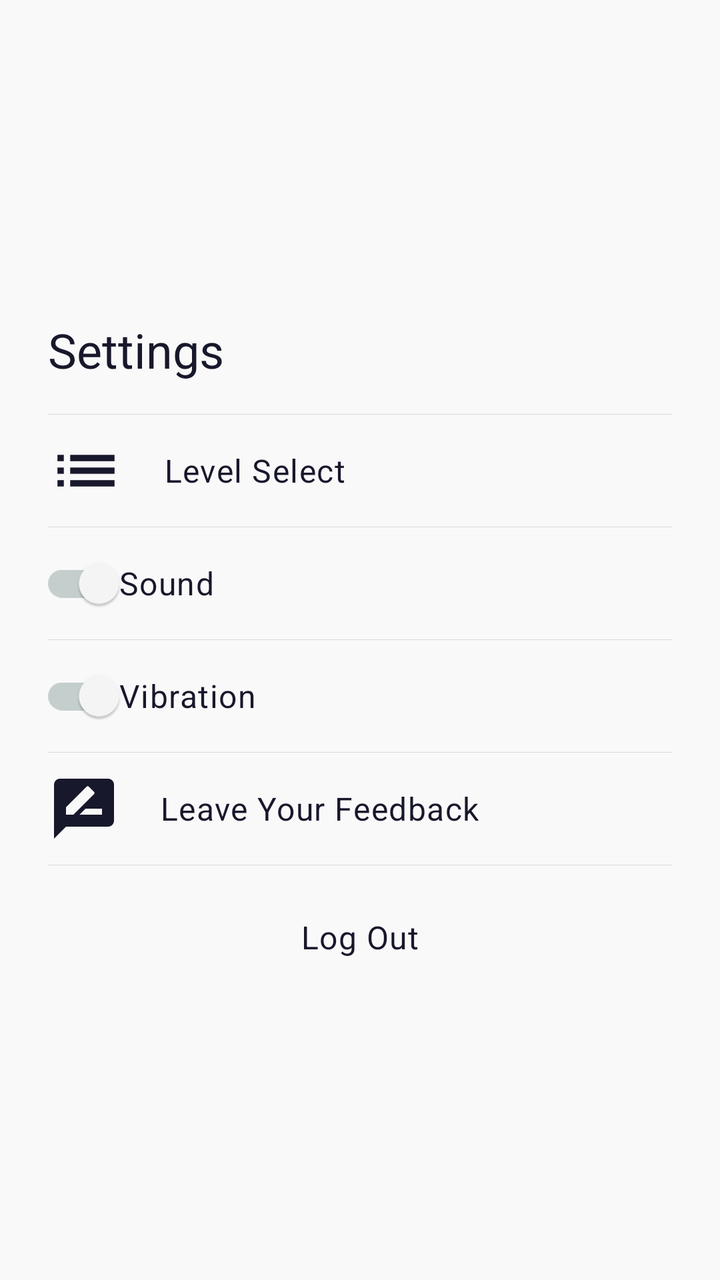
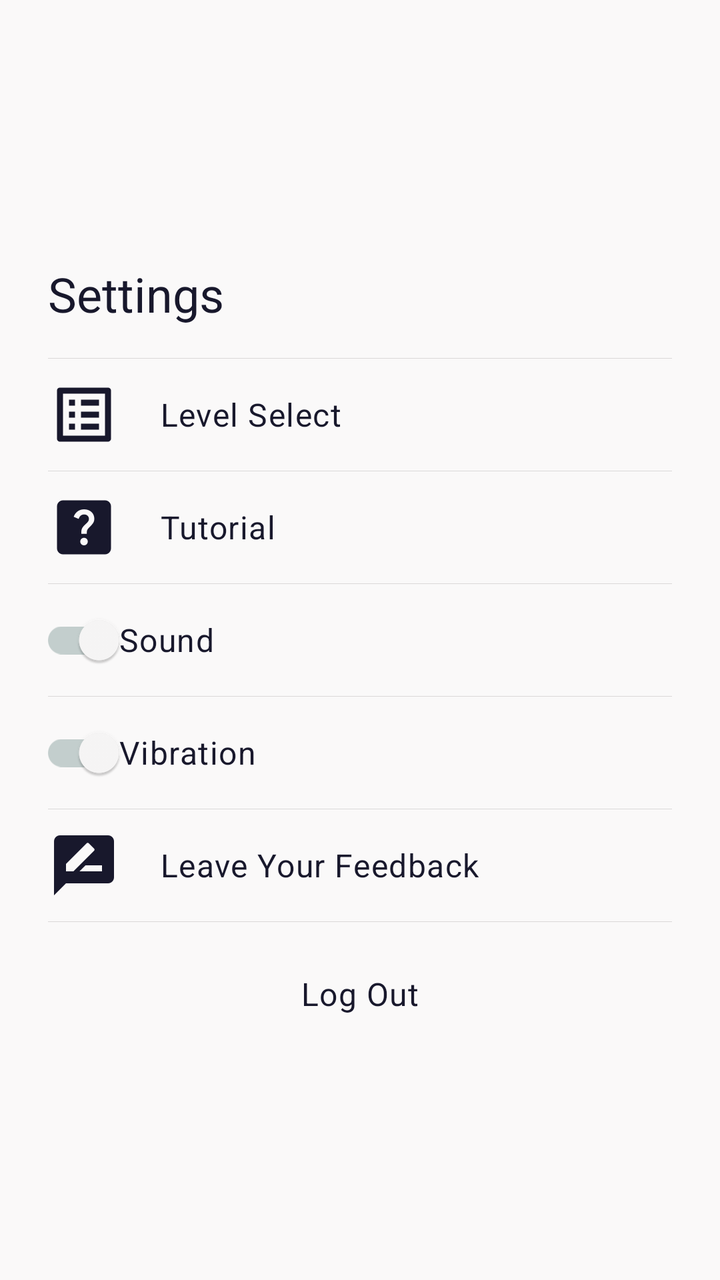

Screens rendered from an Android XML layout before and after an edit, with the pre-edit source and the edit as a unified diff.
<!-- AndroidManifest.xml: application theme Theme.OC -->
<!-- res/layout/settings_fragment.xml -->
<?xml version="1.0" encoding="utf-8"?>
<androidx.appcompat.widget.LinearLayoutCompat xmlns:android="http://schemas.android.com/apk/res/android"
    xmlns:app="http://schemas.android.com/apk/res-auto"
    xmlns:tools="http://schemas.android.com/tools"
    android:layout_width="match_parent"
    android:layout_height="wrap_content"
    android:gravity="center"
    android:orientation="vertical"
    android:paddingVertical="@dimen/default_large_margin"
    app:divider="@drawable/divider"
    app:dividerPadding="@dimen/simple_dialog_left_margin"
    app:showDividers="middle">

    <androidx.appcompat.widget.LinearLayoutCompat
        android:id="@+id/hints_dialog_title"
        android:layout_width="match_parent"
        android:layout_height="@dimen/simple_dialog_header_height"
        android:orientation="horizontal">

        <androidx.appcompat.widget.AppCompatTextView
            android:layout_width="wrap_content"
            android:layout_height="wrap_content"
            android:layout_gravity="center_vertical"
            android:layout_marginStart="@dimen/simple_dialog_left_margin"
            android:text="@string/settings"
            android:textAppearance="@style/TextAppearance.OC.Headline5" />
    </androidx.appcompat.widget.LinearLayoutCompat>

    <androidx.appcompat.widget.LinearLayoutCompat
        android:id="@+id/level_select_button"
        android:layout_width="match_parent"
        android:layout_height="@dimen/simple_dialog_item_height"
        android:layout_margin="@dimen/_2sdp"
        android:background="?android:attr/selectableItemBackground"
        android:clickable="true"
        android:focusable="true"
        android:orientation="horizontal">

        <androidx.appcompat.widget.AppCompatImageView
            android:layout_width="wrap_content"
            android:layout_height="match_parent"
            android:layout_gravity="center_vertical"
            android:layout_marginStart="@dimen/simple_dialog_left_margin"
            android:layout_marginEnd="@dimen/simple_dialog_divider_margin"
            android:contentDescription="@string/level_select"
            android:clickable="false"
            android:src="@drawable/outline_grid_on_black_24"
            app:tint="@color/colorOnPrimary"
            tools:ignore="RtlSymmetry" />

        <androidx.appcompat.widget.AppCompatTextView
            android:layout_width="match_parent"
            android:layout_height="match_parent"
            android:gravity="center_vertical"
            android:clickable="false"
            android:text="@string/level_select"
            android:textAppearance="@style/TextAppearance.OC.Body1" />
    </androidx.appcompat.widget.LinearLayoutCompat>

    <androidx.appcompat.widget.LinearLayoutCompat
        android:id="@+id/sound_button"
        android:layout_width="match_parent"
        android:layout_height="@dimen/simple_dialog_item_height"
        android:layout_margin="@dimen/_2sdp"
        android:background="?android:attr/selectableItemBackground"
        android:clickable="true"
        android:focusable="true"
        android:orientation="horizontal">

        <com.google.android.material.switchmaterial.SwitchMaterial
            android:id="@+id/sound_switch"
            android:layout_width="match_parent"
            android:layout_height="match_parent"
            android:layout_gravity="center_vertical"
            android:layout_marginStart="@dimen/simple_dialog_left_margin"
            android:layout_marginEnd="@dimen/simple_dialog_divider_margin"
            android:layoutDirection="rtl"
            android:text="@string/sound_text"
            android:clickable="false"
            android:textAppearance="@style/TextAppearance.OC.Body1"
            android:textColor="@color/colorOnPrimary" />

    </androidx.appcompat.widget.LinearLayoutCompat>

    <androidx.appcompat.widget.LinearLayoutCompat
        android:id="@+id/vibration_button"
        android:layout_width="match_parent"
        android:layout_height="@dimen/simple_dialog_item_height"
        android:layout_margin="@dimen/_2sdp"
        android:background="?android:attr/selectableItemBackground"
        android:clickable="true"
        android:focusable="true"
        android:orientation="horizontal">

        <com.google.android.material.switchmaterial.SwitchMaterial
            android:id="@+id/vibration_switch"
            android:layout_width="match_parent"
            android:layout_height="match_parent"
            android:layout_gravity="center_vertical"
            android:layout_marginStart="@dimen/simple_dialog_left_margin"
            android:layout_marginEnd="@dimen/simple_dialog_divider_margin"
            android:layoutDirection="rtl"
            android:clickable="false"
            android:text="@string/vibration_text"
            android:textAppearance="@style/TextAppearance.OC.Body1"
            android:textColor="@color/colorOnPrimary" />
    </androidx.appcompat.widget.LinearLayoutCompat>
    <androidx.appcompat.widget.LinearLayoutCompat
        android:id="@+id/rate_game_button"
        android:layout_width="match_parent"
        android:layout_height="@dimen/simple_dialog_item_height"
        android:layout_margin="@dimen/_2sdp"
        android:background="?android:attr/selectableItemBackground"
        android:clickable="true"
        android:focusable="true"
        android:orientation="horizontal">

        <androidx.appcompat.widget.AppCompatImageView
            android:layout_width="wrap_content"
            android:layout_height="match_parent"
            android:layout_gravity="center_vertical"
            android:layout_marginStart="@dimen/simple_dialog_left_margin"
            android:layout_marginEnd="@dimen/simple_dialog_divider_margin"
            android:contentDescription="@string/rate_game"
            android:clickable="false"
            android:src="@drawable/baseline_rate_review_black_36"
            app:tint="@color/colorOnPrimary"
            tools:ignore="RtlSymmetry" />

        <androidx.appcompat.widget.AppCompatTextView
            android:layout_width="match_parent"
            android:layout_height="match_parent"
            android:gravity="center_vertical"
            android:clickable="false"
            android:text="@string/rate_game"
            android:textAppearance="@style/TextAppearance.OC.Body1" />
    </androidx.appcompat.widget.LinearLayoutCompat>
    <androidx.appcompat.widget.LinearLayoutCompat
        android:id="@+id/google_sign_in_out_button"
        android:layout_width="match_parent"
        android:layout_height="@dimen/simple_dialog_item_height"
        android:layout_marginTop="@dimen/default_margin"
        android:gravity="center"
        android:orientation="vertical">

        <com.google.android.gms.common.SignInButton
            android:id="@+id/google_sign_in_button"
            android:visibility="gone"
            android:layout_width="wrap_content"
            android:layout_height="wrap_content"
            android:paddingHorizontal="@dimen/_8sdp"
            android:layout_marginHorizontal="@dimen/simple_dialog_left_margin" />
        <androidx.appcompat.widget.AppCompatTextView
            android:id="@+id/google_sign_out_button"
            android:layout_width="wrap_content"
            android:layout_height="wrap_content"
            android:textAppearance="@style/TextAppearance.OC.Body1"
            android:text="@string/log_out"
            android:layout_marginHorizontal="@dimen/simple_dialog_left_margin" />
    </androidx.appcompat.widget.LinearLayoutCompat>
</androidx.appcompat.widget.LinearLayoutCompat>
<!-- resources referenced by this layout -->
<resources>
  <color name="colorOnPrimary">#18182C</color>
  <dimen name="default_large_margin">@dimen/_16sdp</dimen>
  <dimen name="default_margin">@dimen/_8sdp</dimen>
  <dimen name="simple_dialog_divider_margin">@dimen/_20sdp</dimen>
  <dimen name="simple_dialog_header_height">@dimen/_64sdp</dimen>
  <dimen name="simple_dialog_item_height">@dimen/_48sdp</dimen>
  <dimen name="simple_dialog_left_margin">@dimen/_24sdp</dimen>
  <!-- drawable divider (drawable) -->
  <?xml version="1.0" encoding="utf-8"?>
  <shape xmlns:android="http://schemas.android.com/apk/res/android" >
      <size android:height=".1dp"/>
      <solid android:color="@color/itemDividerColor"/>
  </shape>
  <!-- drawable outline_grid_on_black_24: png bitmap (drawable-hdpi, 754 bytes) -->
  <string name="level_select">Level Select</string>
  <string name="log_out">Log Out</string>
  <string name="rate_game">Leave Your Feedback</string>
  <string name="settings">Settings</string>
  <string name="sound_text">Sound</string>
  <string name="vibration_text">Vibration</string>
  <style name="TextAppearance.OC.Body1" parent="TextAppearance.MaterialComponents.Body1">
          <item name="fontFamily">@font/yantramanav_medium</item>
          <item name="android:textColor">@color/colorOnPrimary</item>
      </style>
  <style name="TextAppearance.OC.Headline5" parent="TextAppearance.MaterialComponents.Headline5">
          <item name="fontFamily">@font/yantramanav_bold</item>
          <item name="android:textColor">@color/colorOnPrimary</item>
      </style>
  <color name="itemDividerColor">#DAD8D8</color>
  <color name="colorPrimary">#89b0ae</color>
  <color name="colorPrimaryVariant">#578280</color>
  <color name="colorSecondary">#bee3db</color>
  <color name="colorSecondaryVariant">#18182C</color>
  <color name="colorOnSecondary">#405f5e</color>
  <color name="colorBackground">#faf9f9</color>
  <color name="colorOnBackground">#344D4B</color>
  <color name="colorSurface">#faf9f9</color>
  <color name="colorOnSurface">#4f7573</color>
  <color name="colorError">#EE3502</color>
  <color name="colorOnError">#faf9f9</color>
  <color name="navigationBarColor">#80797D88</color>
  <style name="ThemeOverlay.App.MaterialAlertDialog" parent="ThemeOverlay.MaterialComponents.MaterialAlertDialog">
          <item name="colorPrimary">@color/colorOnPrimary</item>
          <item name="colorSecondary">@color/colorSecondary</item>
          <item name="colorSurface">@color/colorSurface</item>
          <item name="colorOnSurface">@color/colorOnPrimary</item>
          <item name="android:backgroundTint">@color/colorSurface</item>
          <item name="titleTextColor">@color/colorSurface</item>
      </style>
  <style name="HehBottomSheetDialogTheme" parent="@style/ThemeOverlay.MaterialComponents.BottomSheetDialog">
          <item name="bottomSheetStyle">@style/HehCustomBottomSheet</item>
      </style>
  <style name="HehCustomBottomSheet" parent="Widget.MaterialComponents.BottomSheet">
          <item name="shapeAppearanceOverlay">@style/CustomShapeAppearanceBottomSheetDialog</item>
      </style>
  <style name="CustomShapeAppearanceBottomSheetDialog">
          <item name="cornerFamily">rounded</item>
          <item name="cornerSizeTopRight">@dimen/default_large_margin</item>
          <item name="cornerSizeTopLeft">@dimen/default_large_margin</item>
          <item name="android:layout_margin">@dimen/default_large_margin</item>
          <item name="cornerSizeBottomRight">0dp</item>
          <item name="cornerSizeBottomLeft">0dp</item>
      </style>
  <!-- unchanged entries left out for length: 3 -->
</resources>

<!-- the commit's change to res/layout/settings_fragment.xml (unified diff, before → after) -->
@@ -44,7 +44,7 @@
             android:layout_marginEnd="@dimen/simple_dialog_divider_margin"
             android:contentDescription="@string/level_select"
             android:clickable="false"
-            android:src="@drawable/outline_grid_on_black_24"
+            android:src="@drawable/baseline_list_alt_black_36"
             app:tint="@color/colorOnPrimary"
             tools:ignore="RtlSymmetry" />
 
@@ -55,6 +55,47 @@
             android:clickable="false"
             android:text="@string/level_select"
             android:textAppearance="@style/TextAppearance.OC.Body1" />
+    </androidx.appcompat.widget.LinearLayoutCompat>
+
+    <androidx.appcompat.widget.LinearLayoutCompat
+        android:id="@+id/tutorial_button"
+        android:layout_width="match_parent"
+        android:layout_height="@dimen/simple_dialog_item_height"
+        android:layout_margin="@dimen/_2sdp"
+        android:background="?android:attr/selectableItemBackground"
+        android:clickable="true"
+        android:focusable="true"
+        android:orientation="horizontal">
+
+        <androidx.appcompat.widget.AppCompatImageView
+            android:layout_width="wrap_content"
+            android:layout_height="wrap_content"
+            android:layout_gravity="center_vertical"
+            android:layout_marginStart="@dimen/simple_dialog_left_margin"
+            android:layout_marginEnd="@dimen/simple_dialog_divider_margin"
+            android:contentDescription="@string/iap_remove_all_ads"
+            android:src="@drawable/baseline_help_center_black_36"
+            android:clickable="false"
+            app:tint="@color/colorOnPrimary"
+            tools:ignore="RtlSymmetry" />
+
+        <androidx.appcompat.widget.LinearLayoutCompat
+            android:layout_width="match_parent"
+            android:layout_height="match_parent"
+            android:gravity="center_vertical"
+            android:layout_marginRight="@dimen/simple_dialog_left_margin"
+            android:clickable="false"
+            android:orientation="horizontal"
+            android:weightSum="2">
+
+            <androidx.appcompat.widget.AppCompatTextView
+                android:layout_width="wrap_content"
+                android:layout_height="wrap_content"
+                android:layout_gravity="center_vertical"
+                android:layout_weight="1"
+                android:text="@string/tutorial"
+                android:textAppearance="@style/TextAppearance.OC.Body1" />
+        </androidx.appcompat.widget.LinearLayoutCompat>
     </androidx.appcompat.widget.LinearLayoutCompat>
 
     <androidx.appcompat.widget.LinearLayoutCompat
<!-- resource entries referenced after the edit -->
@@ -7,18 +7,21 @@
   <dimen name="simple_dialog_header_height">@dimen/_64sdp</dimen>
   <dimen name="simple_dialog_item_height">@dimen/_48sdp</dimen>
   <dimen name="simple_dialog_left_margin">@dimen/_24sdp</dimen>
+  <!-- drawable baseline_help_center_black_36: png bitmap (drawable-hdpi, 429 bytes) -->
+  <!-- drawable baseline_list_alt_black_36: png bitmap (drawable-hdpi, 202 bytes) -->
   <!-- drawable divider (drawable) -->
   <?xml version="1.0" encoding="utf-8"?>
   <shape xmlns:android="http://schemas.android.com/apk/res/android" >
       <size android:height=".1dp"/>
       <solid android:color="@color/itemDividerColor"/>
   </shape>
-  <!-- drawable outline_grid_on_black_24: png bitmap (drawable-hdpi, 754 bytes) -->
+  <string name="iap_remove_all_ads">Remove All Ads</string>
   <string name="level_select">Level Select</string>
   <string name="log_out">Log Out</string>
   <string name="rate_game">Leave Your Feedback</string>
   <string name="settings">Settings</string>
   <string name="sound_text">Sound</string>
+  <string name="tutorial">Tutorial</string>
   <string name="vibration_text">Vibration</string>
   <style name="TextAppearance.OC.Body1" parent="TextAppearance.MaterialComponents.Body1">
           <item name="fontFamily">@font/yantramanav_medium</item>
